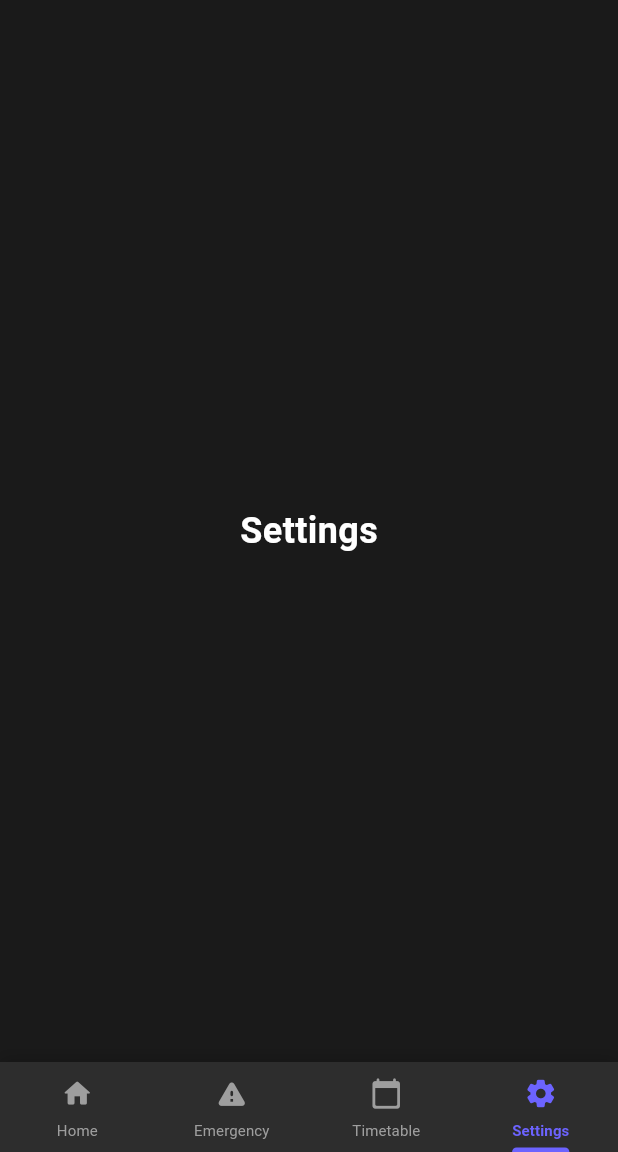
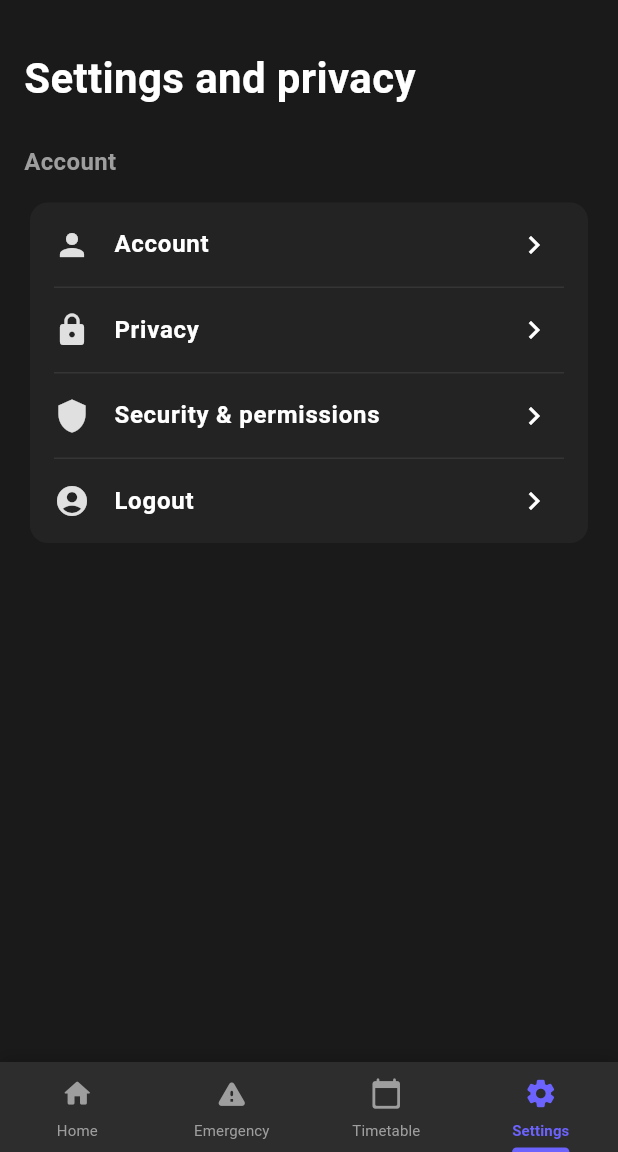
Before and after one commit to Feekkk/neighborhubapp, a Flutter app: the screen it shows once a user with an empty profile is signed in, item 4 of the bottom bar chosen, on a phone screen of 412 x 824 dp, the part 84-1236 px from its top. Run offline on Flutter 3.47's test engine with Material 3 defaults, Android fonts, the phone set to English and light mode, and no system bars; our stand-ins replace cloud_firestore, firebase_auth, firebase_core; accounts and stored records are empty.

Commit message:
user setting UI update

```diff
--- a/lib/user/tabs/settings_tab.dart
+++ b/lib/user/tabs/settings_tab.dart
@@ -5,15 +5,103 @@ class SettingsTab extends StatelessWidget {
 
   @override
   Widget build(BuildContext context) {
-    return const Center(
-      child: Text(
-        'Settings',
-        style: TextStyle(
-          fontSize: 24,
-          fontWeight: FontWeight.bold,
-          color: Colors.white,
+    return SingleChildScrollView(
+      child: Padding(
+        padding: const EdgeInsets.all(16.0),
+        child: Column(
+          crossAxisAlignment: CrossAxisAlignment.start,
+          children: [
+            const SizedBox(height: 16),
+            const Text(
+              'Settings and privacy',
+              style: TextStyle(
+                fontSize: 28,
+                fontWeight: FontWeight.bold,
+                color: Colors.white,
+              ),
+            ),
+            const SizedBox(height: 24),
+            const Text(
+              'Account',
+              style: TextStyle(
+                fontSize: 16,
+                fontWeight: FontWeight.bold,
+                color: Colors.grey,
+              ),
+            ),
+            const SizedBox(height: 12),
+            Card(
+              color: const Color(0xFF232323),
+              shape: RoundedRectangleBorder(
+                borderRadius: BorderRadius.circular(12),
+              ),
+              elevation: 0,
+              child: Column(
+                children: [
+                  _SettingsTile(
+                    icon: Icons.person,
+                    title: 'Account',
+                  ),
+                  _SettingsTile(
+                    icon: Icons.lock,
+                    title: 'Privacy',
+                  ),
+                  _SettingsTile(
+                    icon: Icons.shield,
+                    title: 'Security & permissions',
+                  ),
+                  _SettingsTile(
+                    icon: Icons.account_circle,
+                    title: 'Logout',
+                    isLast: true,
+                  ),
+                ],
+              ),
+            ),
+          ],
         ),
       ),
     );
   }
 }
+
+class _SettingsTile extends StatelessWidget {
+  final IconData icon;
+  final String title;
+  final bool isLast;
+
+  const _SettingsTile({
+    required this.icon,
+    required this.title,
+    this.isLast = false,
+  });
+
+  @override
+  Widget build(BuildContext context) {
+    return Column(
+      children: [
+        ListTile(
+          leading: Icon(icon, color: Colors.grey[300]),
+          title: Text(
+            title,
+            style: const TextStyle(
+              color: Colors.white,
+              fontWeight: FontWeight.w600,
+              fontSize: 16,
+            ),
+          ),
+          trailing: const Icon(Icons.chevron_right, color: Colors.white),
+          onTap: () {}, // No function
+        ),
+        if (!isLast)
+          const Divider(
+            color: Color(0xFF353535),
+            height: 1,
+            thickness: 1,
+            indent: 16,
+            endIndent: 16,
+          ),
+      ],
+    );
+  }
+}
```
